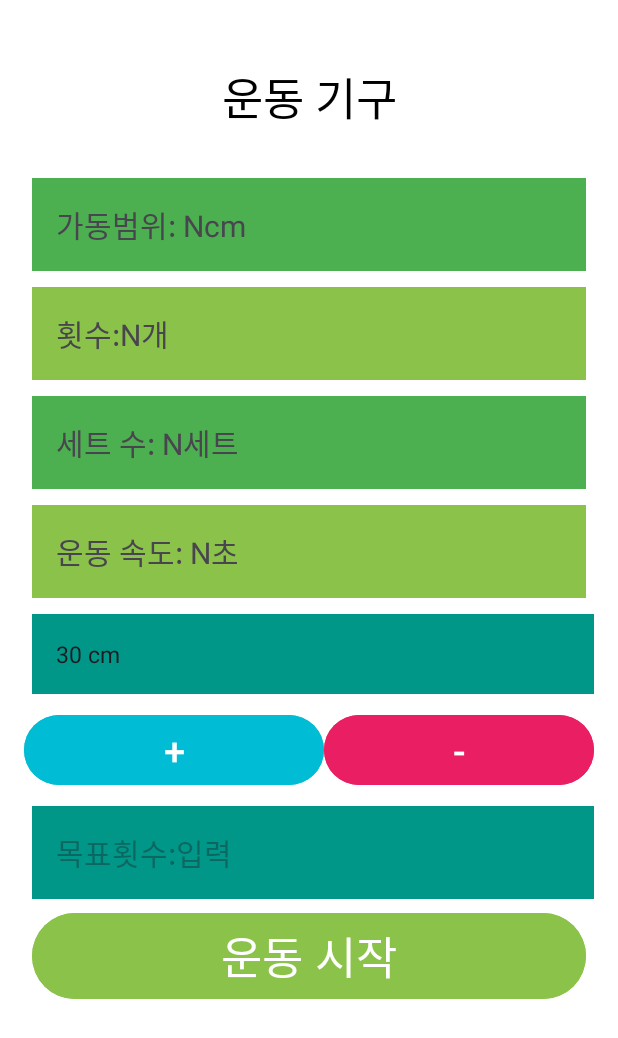
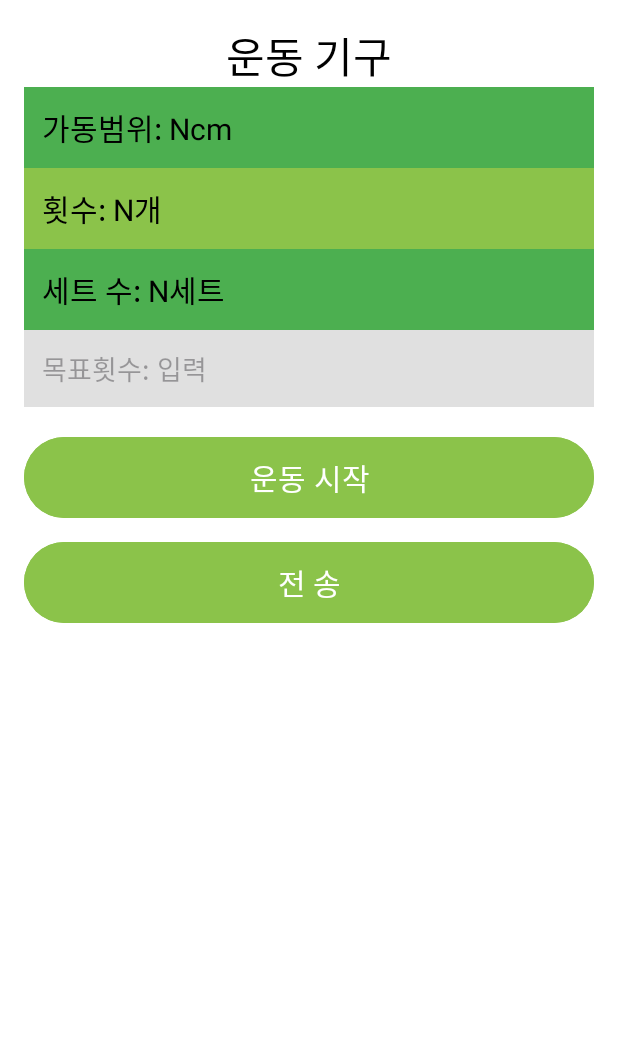
Before and after one commit to bitcoin7661/hit, an Android app: the EquipmentBackDetailActivity screen opened directly, with no data from a screen before it, after a tap on "운동 시작", on a phone screen of 412 x 824 dp. Shown: the top 1038 px of the screen. Run offline under Robolectric (Android 15) with nearby library versions, the phone set to English and light mode, and no system bars.

Commit message:
planner record

```diff
--- a/app/src/main/java/com/example/hit33/DataCalculator.kt
+++ b/app/src/main/java/com/example/hit33/DataCalculator.kt
@@ -15,16 +15,16 @@ class DataCalculator(private val context: Context) {
     private var totalDistance = 0.0
     private var previousSpeed = 0.0
     private val samplingTime = 0.1 // 샘플링 주기 (초 단위)
-    private var targetDistance = 30 // 목표 가동 범위
+    //    private var targetDistance = 30 // 목표 가동 범위
     private lateinit var soundPool: SoundPool
     private var notificationSound: Int = 0
     var onTargetReachedListener: OnTargetReachedListener? = null // 콜백 리스너
 
 
-    // 목표 가동 범위 설정
-    fun setTargetDistance(distance: Int) {
-        targetDistance = distance
-    }
+//    // 목표 가동 범위 설정
+//    fun setTargetDistance(distance: Int) {
+//        targetDistance = distance
+//    }
 
     // Getter 메서드
     fun getMovementCount(): Int {
@@ -32,21 +32,21 @@ class DataCalculator(private val context: Context) {
     }
 
 
-    init {
-        // SoundPool 초기화
-        val audioAttributes = AudioAttributes.Builder()
-            .setUsage(AudioAttributes.USAGE_MEDIA)
-            .setContentType(AudioAttributes.CONTENT_TYPE_SONIFICATION)
-            .build()
-
-        soundPool = SoundPool.Builder()
-            .setMaxStreams(5)
-            .setAudioAttributes(audioAttributes)
-            .build()
-
-        // 사운드 파일 로드
-        notificationSound = soundPool.load(context, R.raw.notification_sound, 1) // 'notification_sound'는 실제 파일 이름
-    }
+//    init {
+//        // SoundPool 초기화
+//        val audioAttributes = AudioAttributes.Builder()
+//            .setUsage(AudioAttributes.USAGE_MEDIA)
+//            .setContentType(AudioAttributes.CONTENT_TYPE_SONIFICATION)
+//            .build()
+//
+//        soundPool = SoundPool.Builder()
+//            .setMaxStreams(5)
+//            .setAudioAttributes(audioAttributes)
+//            .build()
+//
+//        // 사운드 파일 로드
+//        notificationSound = soundPool.load(context, R.raw.notification_sound, 1) // 'notification_sound'는 실제 파일 이름
+//    }
 
 
     /**
@@ -69,11 +69,9 @@ class DataCalculator(private val context: Context) {
 
         // 이동 거리 및 속도 계산
         val distance = calculateDistance(accelX, accelY, accelZ)
-        val speed = calculateSpeed(accelX, accelY, accelZ)
 
         // 포맷팅
         val formattedDistance = String.format("%.2f", distance)
-        val formattedSpeed = String.format("%.2f", speed)
 
         // 운동 횟수 판별
         updateMovementCount(distance)
@@ -81,7 +79,6 @@ class DataCalculator(private val context: Context) {
         // 결과 반환
         return mapOf(
             "distance" to "$formattedDistance cm",
-            "speed" to "$formattedSpeed m/s",
             "reps" to "$movementCount"
         )
     }
@@ -94,19 +91,10 @@ class DataCalculator(private val context: Context) {
         return totalDistance
     }
 
-    // 속도 계산
-    private fun calculateSpeed(accelX: Double, accelY: Double, accelZ: Double): Double {
-        val acceleration = sqrt(accelX * accelX + accelY * accelY + accelZ * accelZ)
-        val newSpeed = previousSpeed + acceleration * samplingTime // v = u + at
-        previousSpeed = newSpeed // 속도 업데이트
-        return newSpeed
-    }
-
     // 운동 횟수 업데이트
     private fun updateMovementCount(currentDistance: Double) {
         if (currentDistance in 50.0..100.0) {
             movementCount++ // 운동 횟수 증가
-            playNotification(1) // 알림 1회 발생
         }
 
         if (movementCount >= targetCount) {
--- a/app/src/main/java/com/example/hit33/EquipmentBackDetailActivity.kt
+++ b/app/src/main/java/com/example/hit33/EquipmentBackDetailActivity.kt
@@ -1,106 +1,147 @@
 package com.example.hit33
 
+import android.content.Context
+import android.media.MediaPlayer
 import android.os.Bundle
+import android.os.Handler
+import android.os.Looper
 import android.util.Log
 import android.widget.Button
 import android.widget.EditText
 import android.widget.TextView
 import android.widget.Toast
 import androidx.appcompat.app.AppCompatActivity
+import java.text.SimpleDateFormat
+import java.util.*
 
-//등 운동기구 기능
-class EquipmentBackDetailActivity : AppCompatActivity(), OnTargetReachedListener  {
+// 등 운동기구 기능
+class EquipmentBackDetailActivity : AppCompatActivity() {
 
-    private var setCount = 0 // 세트 수를 저장하는 변수
-    private lateinit var tvCount: TextView
-    private lateinit var tvsetcount: TextView // 세트 수를 표시할 TextView
-    private lateinit var tvSpeed: TextView
-    private lateinit var tvDistance: TextView
-    private lateinit var etMoving: EditText // 가동범위 표시 EditText
-    private lateinit var tvTitle: TextView // 운동 기구 이름을 표시할 TextView
-    private var targetDistance: Int = 30 // 초기 가동 범위
+    private var setCount = 0 // 세트 수 저장
+    private var completedReps = 0 // 완료된 운동 횟수
+    private lateinit var tvCount: TextView // 현재 횟수 표시
+    private lateinit var tvSetCount: TextView // 세트 수 표시
+    private lateinit var tvDistance: TextView // 측정된 거리 표시
+    private lateinit var tvTitle: TextView // 운동 기구 이름 표시
+    private var targetDistance: Int = 100 // 초기 가동 범위
+    private var targetReps: Int = 10 // 목표 횟수
     private lateinit var dataCalculator: DataCalculator // DataCalculator 인스턴스
-
-
+    private lateinit var mediaPlayer: MediaPlayer // 알림음 재생
 
     override fun onCreate(savedInstanceState: Bundle?) {
         super.onCreate(savedInstanceState)
         setContentView(R.layout.activity_back_detail)
 
         // UI 요소 초기화
-        tvsetcount = findViewById(R.id.tvsetcount)
+        tvCount = findViewById(R.id.tvCount)
+        tvSetCount = findViewById(R.id.tvSetCount)
         tvDistance = findViewById(R.id.tvDistance)
-        etMoving = findViewById(R.id.btnmoving)
-        tvTitle = findViewById(R.id.tvTitle) // 운동 기구 이름을 표시할 TextView 초기화
+        tvTitle = findViewById(R.id.tvTitle)
 
         // Intent로부터 운동 기구 이름 가져오기
         val equipmentName = intent.getStringExtra("EQUIPMENT_NAME")
-        Log.d("EquipmentDetailActivity", "Received EQUIPMENT_NAME: $equipmentName") // 로그 추가
-
-        // 제목 설정
-        tvTitle.text = equipmentName ?: "운동 기구" // 제목을 운동 기구 이름으로 설정, null이면 기본값 설정
-        etMoving.setText("$targetDistance cm") // 가동 범위 초기화
+        Log.d("EquipmentDetailActivity", "Received EQUIPMENT_NAME: $equipmentName")
+        tvTitle.text = equipmentName ?: "운동 기구"
 
         // DataCalculator 인스턴스 초기화
         dataCalculator = DataCalculator(this)
-        dataCalculator.onTargetReachedListener = this // 콜백 연결
-        dataCalculator.setTargetCount(10) // 목표 횟수 설정
+        dataCalculator.setTargetCount(targetReps)
 
+        // 알림음 초기화
+        mediaPlayer = MediaPlayer.create(this, R.raw.notification_sound)
 
-
-        // 버튼 설정
-        findViewById<Button>(R.id.btnIncrease).setOnClickListener {
-            targetDistance += 1 // 1cm 증가
-            updateDistanceText() // UI 업데이트
+        findViewById<Button>(R.id.btnStart).setOnClickListener {
+            startExercise()
         }
 
-        findViewById<Button>(R.id.btnDecrease).setOnClickListener {
-            if (targetDistance > 0) { // 최소 0cm로 제한
-                targetDistance -= 1 // 1cm 감소
-                updateDistanceText() // UI 업데이트
-            } else {
-                Toast.makeText(this, "가동 범위는 0보다 작을 수 없습니다.", Toast.LENGTH_SHORT).show()
-            }
-        }
-
-        // 시작 기능 버튼 클릭 리스너
-        findViewById<Button>(R.id.btnStart).setOnClickListener {
-            saveSettings() // 사용자가 설정한 목표 값을 저장
+        // 전송 버튼 클릭 이벤트 추가
+        findViewById<Button>(R.id.btnSend).setOnClickListener {
+            saveRecord(equipmentName ?: "운동 기구")
         }
     }
 
-    // 콜백: 목표 횟수에 도달 시 호출
-    override fun onTargetReached() {
-        setCount++ // 세트 수 증가
-        tvsetcount.text = "운동 세트: ${setCount}세트" // UI 업데이트
-        Toast.makeText(this, "목표 횟수에 도달했습니다! 세트 수가 증가합니다.", Toast.LENGTH_SHORT).show()
+    // 운동 시작 로직
+    private fun startExercise() {
+        Toast.makeText(this, "운동 준비 중... 5초 후 시작합니다", Toast.LENGTH_SHORT).show()
+
+        // 3초 후 알림음 재생 및 측정 시작
+        Handler(Looper.getMainLooper()).postDelayed({
+            playBeepSound()
+            measureRange()
+        }, 5000) // 5초 대기
     }
 
-    // 현재 거리 텍스트 업데이트 메소드
-    private fun updateDistanceText() {
-        etMoving.setText("$targetDistance cm") // EditText에 현재 거리 업데이트
+    // 알림음 재생
+    private fun playBeepSound() {
+        mediaPlayer.start()
     }
 
-    // 사용자 설정 시작 메소드
-    private fun saveSettings() {
-        // 목표 가동 범위 전달
-        dataCalculator.setTargetDistance(targetDistance)
+    // 가동 범위 측정
+    private fun measureRange() {
+        Toast.makeText(this, "가동 범위 측정 중... 7초간 기다려주세요.", Toast.LENGTH_SHORT).show()
 
-        // 목표 횟수 설정 (예: 10회, 사용자 입력 추가 가능)
-        val targetCount = 10
-        dataCalculator.setTargetCount(targetCount)
-
-        Toast.makeText(this, "운동이 시작됩니다: 가동 범위 $targetDistance cm, 목표 횟수 ${targetCount}회", Toast.LENGTH_SHORT).show()
-
+        // 5초 동안 측정 대기
+        Handler(Looper.getMainLooper()).postDelayed({
+            calculateDistance()
+            targetDistance = 100 // 하드웨어에서 측정된 예시 값
+            updateDistanceText()
+            playBeepSound()
+            Toast.makeText(this, "가동 범위 측정 완료: ${targetDistance}cm", Toast.LENGTH_SHORT).show()
+        }, 7000) // 7초 대기
     }
 
-    // Bluetooth 데이터 처리 메소드
+    private fun calculateDistance() {
+        targetDistance = 100 // 하드웨어에서 받은 데이터
+        Log.d("EquipmentBackDetailActivity", "Calculated Distance: $targetDistance cm")
+    }
+
+    // 운동거리(가동범위) UI 업데이트
+    private fun updateDistanceText() {
+        tvDistance.text = "$targetDistance cm"
+    }
+
+    // Bluetooth 데이터 처리
     fun onBluetoothDataReceived(data: List<String>) {
-        val results = dataCalculator.calculate(data) // 가공된 데이터 계산
-        // UI 업데이트
+        val results = dataCalculator.calculate(data)
+        val currentRange = results["distance"]?.toIntOrNull() ?: 0
+
         tvDistance.text = results["distance"] ?: "데이터 없음"
-        tvSpeed.text = results["speed"] ?: "데이터 없음"
-        tvCount.text = "운동 횟수: ${results["reps"] ?: "0회"}"
+        tvCount.text = "운동 횟수: ${completedReps}회"
+
+        if (currentRange >= targetDistance) {
+            completedReps++
+            tvCount.text = "운동 횟수: ${completedReps}회"
+            checkTargetReached()
+        }
     }
-    // 다른 UI 업데이트를 여기에 추가
+
+    // 목표 횟수 도달 확인
+    private fun checkTargetReached() {
+        if (completedReps >= targetReps) {
+            setCount++
+            completedReps = 0
+            tvCount.text = "운동 횟수: 0회"
+            tvSetCount.text = "운동 세트: ${setCount}세트"
+            Toast.makeText(this, "목표 횟수에 도달했습니다! 세트 수가 증가합니다.", Toast.LENGTH_SHORT).show()
+        }
+    }
+
+    // 전송 버튼: 현재 날짜에 세트 수와 횟수 저장
+    private fun saveRecord(equipmentName: String) {
+        val currentDate = SimpleDateFormat("yyyy-MM-dd", Locale.getDefault()).format(Date())
+        val sharedPreferences = getSharedPreferences("ExerciseRecords", Context.MODE_PRIVATE)
+
+        sharedPreferences.edit().apply {
+            putInt("${currentDate}_${equipmentName}_sets", setCount)
+            putInt("${currentDate}_${equipmentName}_reps", completedReps)
+            apply()
+        }
+
+        Toast.makeText(this, "$equipmentName 기록이 저장되었습니다!", Toast.LENGTH_SHORT).show()
+    }
+
+    override fun onDestroy() {
+        super.onDestroy()
+        mediaPlayer.release() // MediaPlayer 자원 해제
+    }
 }
--- a/app/src/main/java/com/example/hit33/ExerciseRecordActivity.kt
+++ b/app/src/main/java/com/example/hit33/ExerciseRecordActivity.kt
@@ -1,6 +1,7 @@
 package com.example.hit33
 
 import android.os.Bundle
+import android.widget.EditText
 import android.widget.TextView
 import androidx.activity.enableEdgeToEdge
 import androidx.appcompat.app.AppCompatActivity
@@ -24,11 +25,21 @@ class ExerciseRecordActivity : AppCompatActivity() {
         val selectedDate = intent.getStringExtra("selectedDate") ?: "날짜 정보 없음"
         val memo = intent.getStringExtra("memo") ?: "메모 없음"
 
+        // 전달받은 세트 수와 횟수 데이터를 가져오기
+        val sets = intent.getIntExtra("sets", 0) // 세트 수
+        val reps = intent.getIntExtra("reps", 0) // 횟수
+
         // 날짜와 메모를 화면에 표시
         val dateTextView = findViewById<TextView>(R.id.dateTextView)
         val memoTextView = findViewById<TextView>(R.id.memoTextView)
-
         dateTextView.text = selectedDate
         memoTextView.text = memo
+
+        // 세트 수와 횟수를 화면에 표시
+        val setEditText = findViewById<EditText>(R.id.setEditText)
+        val countEditText = findViewById<EditText>(R.id.countEditText)
+
+        setEditText.setText(sets.toString()) // 세트 수 표시
+        countEditText.setText(reps.toString()) // 횟수 표시
     }
 }
--- a/app/src/main/java/com/example/hit33/WeekMonthPlannerActivity.kt
+++ b/app/src/main/java/com/example/hit33/WeekMonthPlannerActivity.kt
@@ -47,6 +47,12 @@ class WeekMonthPlannerActivity : AppCompatActivity() {
             val memo = memoEditText.text.toString()
             intent.putExtra("memo", memo)
 
+            // 추가된 기능: 세트 수와 횟수를 SharedPreferences에서 가져와 전달
+            val sets = sharedPreferences.getInt("${lastSelectedDate}_${memo}_sets", 0)
+            val reps = sharedPreferences.getInt("${lastSelectedDate}_${memo}_reps", 0)
+            intent.putExtra("sets", sets)
+            intent.putExtra("reps", reps)
+
             startActivity(intent)
         }
 
--- a/app/src/main/res/layout/activity_back_detail.xml
+++ b/app/src/main/res/layout/activity_back_detail.xml
@@ -1,132 +1,117 @@
 <?xml version="1.0" encoding="utf-8"?>
-<RelativeLayout xmlns:android="http://schemas.android.com/apk/res/android"
-    xmlns:tools="http://schemas.android.com/tools"
+<androidx.constraintlayout.widget.ConstraintLayout
+    xmlns:android="http://schemas.android.com/apk/res/android"
+    xmlns:app="http://schemas.android.com/apk/res-auto"
     android:layout_width="match_parent"
     android:layout_height="match_parent"
-    android:padding="16dp"
-    android:background="#FFFFFF">
+    android:background="#FFFFFF"
+    android:padding="16dp">
+
+    <!-- 제목 -->
+    <TextView
+        android:id="@+id/tvTitle"
+        android:layout_width="0dp"
+        android:layout_height="wrap_content"
+        android:text="랫풀다운"
+        android:textSize="28sp"
+        android:textColor="#000000"
+        android:gravity="center"
+        android:layout_marginBottom="16dp"
+        app:layout_constraintTop_toTopOf="parent"
+        app:layout_constraintStart_toStartOf="parent"
+        app:layout_constraintEnd_toEndOf="parent" />
+
+    <!-- 가동 범위 -->
+    <TextView
+        android:id="@+id/tvDistance"
+        android:layout_width="0dp"
+        android:layout_height="wrap_content"
+        android:text="가동범위: Ncm"
+        android:textSize="20sp"
+        android:textColor="#000000"
+        android:background="#4CAF50"
+        android:padding="12dp"
+        android:layout_marginBottom="8dp"
+        app:layout_constraintTop_toBottomOf="@id/tvTitle"
+        app:layout_constraintStart_toStartOf="parent"
+        app:layout_constraintEnd_toEndOf="parent" />
+
+    <!-- 횟수 -->
+    <TextView
+        android:id="@+id/tvCount"
+        android:layout_width="0dp"
+        android:layout_height="wrap_content"
+        android:text="횟수: N개"
+        android:textSize="20sp"
+        android:textColor="#000000"
+        android:background="#8BC34A"
+        android:padding="12dp"
+        android:layout_marginBottom="8dp"
+        app:layout_constraintTop_toBottomOf="@id/tvDistance"
+        app:layout_constraintStart_toStartOf="parent"
+        app:layout_constraintEnd_toEndOf="parent" />
+
+    <!-- 세트 수 -->
+    <TextView
+        android:id="@+id/tvSetCount"
+        android:layout_width="0dp"
+        android:layout_height="wrap_content"
+        android:text="세트 수: N세트"
+        android:textSize="20sp"
+        android:textColor="#000000"
+        android:background="#4CAF50"
+        android:padding="12dp"
+        android:layout_marginBottom="16dp"
+        app:layout_constraintTop_toBottomOf="@id/tvCount"
+        app:layout_constraintStart_toStartOf="parent"
+        app:layout_constraintEnd_toEndOf="parent" />
+
+    <!-- 목표 횟수 입력 -->
+    <EditText
+        android:id="@+id/etTargetCount"
+        android:layout_width="0dp"
+        android:layout_height="wrap_content"
+        android:hint="목표횟수: 입력"
+        android:background="#E0E0E0"
+        android:padding="12dp"
+        android:inputType="number"
+        android:textColor="#000000"
+        android:textSize="18sp"
+        app:layout_constraintTop_toBottomOf="@id/tvSetCount"
+        app:layout_constraintStart_toStartOf="parent"
+        app:layout_constraintEnd_toEndOf="parent"
+        />
+    <!--        app:layout_constraintHorizontalBias="0.5"-->
 
 
-    <TextView
-        android:id="@+id/tvTitle"
-        android:layout_width="match_parent"
-        android:layout_height="wrap_content"
-        android:text="랫풀다운"
-        android:textSize="30sp"
-        android:textColor="@color/black"
-        android:padding="16dp"
-        android:layout_margin="10dp"
-        android:gravity="center"
-        tools:ignore="HardcodedText" />
-
-    <TextView
-        android:id="@+id/tvDistance"
-        android:layout_width="match_parent"
-        android:layout_height="wrap_content"
-        android:layout_below="@id/tvTitle"
-        android:layout_margin="5dp"
-        android:background="#4CAF50"
-        android:padding="16dp"
-        android:text="가동범위: Ncm"
-        android:textSize="20sp"
-        tools:ignore="HardcodedText" />
-
-
-    <EditText
-        android:id="@+id/btnmoving"
-        android:layout_width="match_parent"
-        android:layout_height="wrap_content"
-        android:layout_below="@id/tvSpeed"
-        android:layout_marginStart="5dp"
-        android:layout_marginTop="5dp"
-        android:background="#009688"
-        android:inputType="numberDecimal"
-        android:padding="16dp"
-        android:text="가동범위:30cm"
-        android:textSize="15sp" />
-
-    <Button
-        android:id="@+id/btnIncrease"
-        android:layout_width="200dp"
-        android:layout_height="wrap_content"
-        android:text="+"
-        android:backgroundTint="@color/plusbtn"
-        android:textSize="25sp"
-        android:layout_below="@id/btnmoving"
-        android:layout_marginTop="10dp"
-        android:layout_alignParentStart="true" />
-    <Button
-        android:id="@+id/btnDecrease"
-        android:layout_width="200dp"
-        android:layout_height="wrap_content"
-        android:text="-"
-        android:textSize="25sp"
-        android:backgroundTint="@color/minusbtn"
-        android:layout_toEndOf="@id/btnIncrease"
-        android:layout_below="@id/btnmoving"
-        android:layout_marginTop="10dp"
-        />
-
-
-
-    <TextView
-        android:id="@+id/tvCount"
-        android:layout_width="match_parent"
-        android:layout_height="wrap_content"
-        android:layout_below="@id/tvDistance"
-        android:layout_margin="5dp"
-        android:background="#8BC34A"
-        android:padding="16dp"
-        android:text="횟수:N개"
-        android:textSize="20sp" />
-
-
-    <EditText
-        android:id="@+id/etTargetCount"
-        android:layout_width="match_parent"
-        android:layout_height="wrap_content"
-        android:layout_below="@id/btnIncrease"
-        android:layout_marginStart="5dp"
-        android:layout_marginTop="10dp"
-        android:background="#009688"
-        android:hint="목표횟수:입력"
-        android:inputType="numberDecimal"
-        android:padding="16dp"
-        android:textColor="#020000"
-        android:textSize="20sp" />
-
-    <TextView
-        android:id="@+id/tvSpeed"
-        android:layout_width="match_parent"
-        android:layout_height="wrap_content"
-        android:layout_below="@id/tvsetcount"
-        android:layout_margin="5dp"
-        android:background="#8BC34A"
-        android:padding="16dp"
-        android:text="운동 속도: N초"
-        android:textSize="20sp" />
-
-    <TextView
-        android:id="@+id/tvsetcount"
-        android:layout_width="match_parent"
-        android:layout_height="wrap_content"
-        android:layout_below="@id/tvCount"
-        android:layout_margin="5dp"
-        android:background="#4CAF50"
-        android:padding="16dp"
-        android:text="세트 수: N세트"
-        android:textSize="20sp" />
-
-
+    <!-- 운동 시작 버튼 -->
     <Button
         android:id="@+id/btnStart"
-        android:layout_width="match_parent"
+        android:layout_width="0dp"
         android:layout_height="wrap_content"
-        android:layout_below="@id/etTargetCount"
-        android:layout_margin="5dp"
+        android:layout_marginTop="16dp"
+        android:text="운동 시작"
+        android:textSize="20sp"
         android:backgroundTint="#8BC34A"
-        android:text="운동 시작"
-        android:textSize="30sp" />
+        android:textColor="#FFFFFF"
+        android:padding="12dp"
+        app:layout_constraintTop_toBottomOf="@id/etTargetCount"
+        app:layout_constraintStart_toStartOf="parent"
+        app:layout_constraintEnd_toEndOf="parent" />
 
+    <!-- 전송 버튼 -->
+    <Button
+        android:id="@+id/btnSend"
+        android:layout_width="0dp"
+        android:layout_height="wrap_content"
+        android:layout_marginTop="8dp"
+        android:text="전 송"
+        android:textSize="20sp"
+        android:backgroundTint="#8BC34A"
+        android:textColor="#FFFFFF"
+        android:padding="12dp"
+        app:layout_constraintTop_toBottomOf="@id/btnStart"
+        app:layout_constraintStart_toStartOf="parent"
+        app:layout_constraintEnd_toEndOf="parent" />
 
-</RelativeLayout>
+</androidx.constraintlayout.widget.ConstraintLayout>
```
